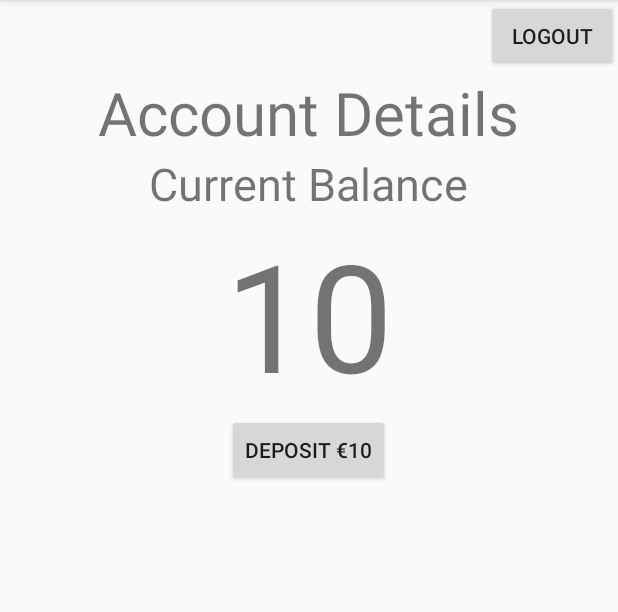
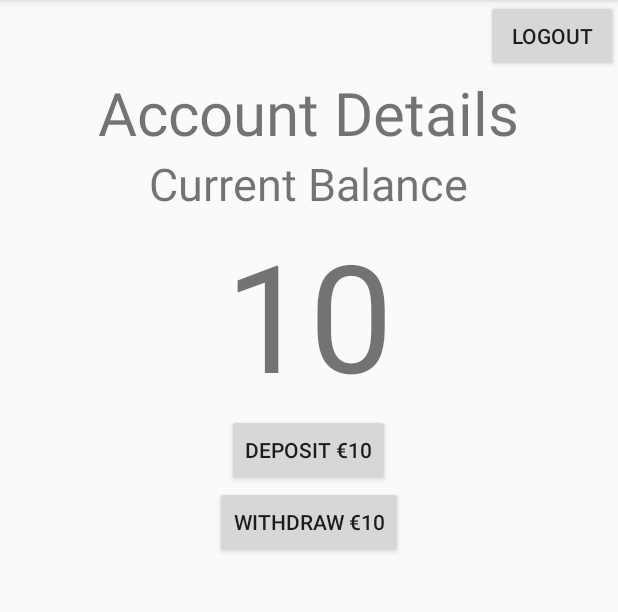
Before and after one commit to onrush1995/E-Bank, an Android app: the UserAccountActivity screen opened directly, with no data from a screen before it, after a tap on "DEPOSIT €10", on a phone screen of 412 x 824 dp, the part 84-696 px from its top. Run offline under Robolectric (Android 15) with nearby library versions, the phone set to English and light mode, and no system bars.

Commit message:
Withdraw method added

```diff
--- a/app/src/main/java/e/onrush/ebank/UserAccountActivity.java
+++ b/app/src/main/java/e/onrush/ebank/UserAccountActivity.java
@@ -10,6 +10,7 @@ public class UserAccountActivity extends AppCompatActivity {
 
     Button logoutButton;
     Button depositButton;
+    Button withdrawButton;
     TextView accountBalance;
 
     @Override
@@ -22,17 +23,18 @@ public class UserAccountActivity extends AppCompatActivity {
         findAllViews();
         setupLogoutButton();
         setupDepositButtonListener();
+        setWithdrawButtonListener();
     }
 
-    private void findAllViews(){
+    private void findAllViews() {
 
-        logoutButton=(Button) findViewById(R.id.logoutButton);
-        depositButton=(Button)findViewById(R.id.depositButton);
-        accountBalance=(TextView) findViewById(R.id.accountBalance);
+        logoutButton = (Button) findViewById(R.id.logoutButton);
+        depositButton = (Button) findViewById(R.id.depositButton);
+        withdrawButton = (Button) findViewById(R.id.withdrawButton);
+        accountBalance = (TextView) findViewById(R.id.accountBalance);
     }
 
-    private void setupLogoutButton()
-    {
+    private void setupLogoutButton() {
         logoutButton.setOnClickListener(new View.OnClickListener() {
             @Override
             public void onClick(View v) {
@@ -42,18 +44,39 @@ public class UserAccountActivity extends AppCompatActivity {
 
     }
 
-    private void setupDepositButtonListener()
-    {
+    private void setupDepositButtonListener() {
         depositButton.setOnClickListener(new View.OnClickListener() {
             @Override
             public void onClick(View v) {
-                String balance=accountBalance.getText().toString();
+                String balance = accountBalance.getText().toString();
 
-                int nullbalance =Integer.valueOf(balance);
+                int nullbalance = Integer.valueOf(balance);
 
-                nullbalance+=10;
+                nullbalance += 10;
 
-                final String updatedBalance=String.valueOf(nullbalance);
+                final String updatedBalance = String.valueOf(nullbalance);
+
+                accountBalance.post(new Runnable() {
+                    @Override
+                    public void run() {
+                        accountBalance.setText(updatedBalance);
+                    }
+                });
+            }
+        });
+    }
+
+    private void setWithdrawButtonListener() {
+        withdrawButton.setOnClickListener(new View.OnClickListener() {
+            @Override
+            public void onClick(View v) {
+                String balance = accountBalance.getText().toString();
+
+                int nullbalance = Integer.valueOf(balance);
+
+                nullbalance -= 10;
+
+                final String updatedBalance = String.valueOf(nullbalance);
 
                 accountBalance.post(new Runnable() {
                     @Override
--- a/app/src/main/res/layout/activity_user_account.xml
+++ b/app/src/main/res/layout/activity_user_account.xml
@@ -48,5 +48,12 @@
         android:layout_height="wrap_content"
         android:text="Deposit €10"
         />
+    <Button
+        android:id="@+id/withdrawButton"
+        android:layout_width="wrap_content"
+        android:layout_height="wrap_content"
+        android:text="withdraw €10"
+
+        />
 
 </LinearLayout>
```
